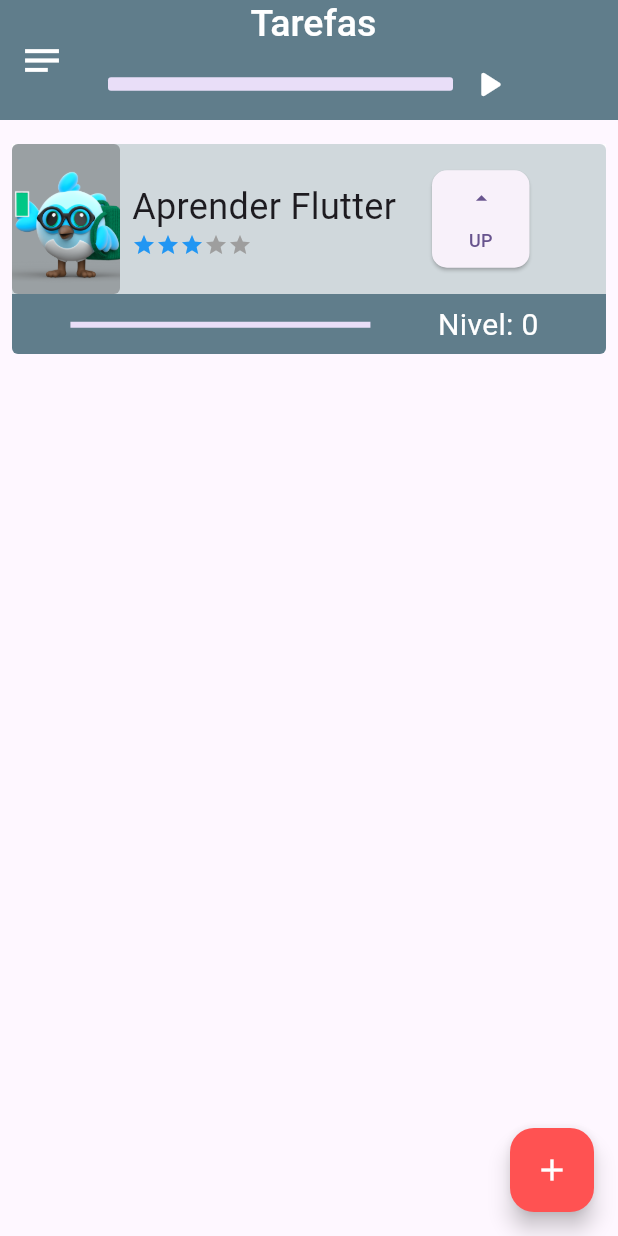
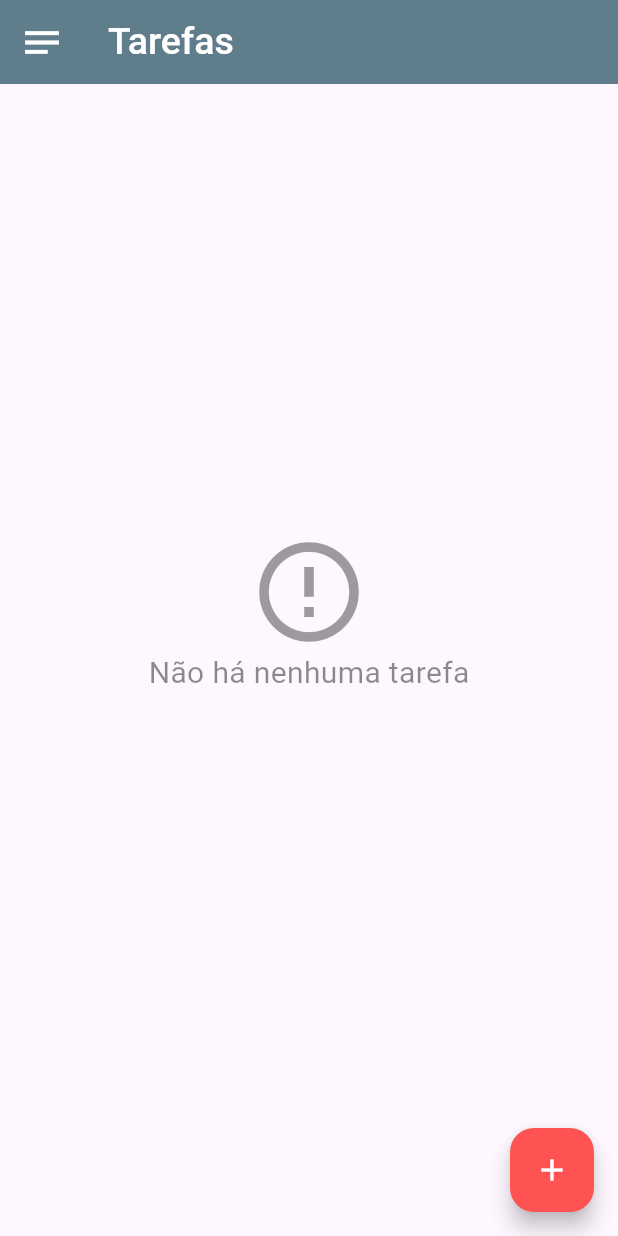
Before and after one commit to VitoorMF/flutter_alura_todolist, a Flutter app: the screen it shows after launch, on a phone screen of 412 x 824 dp. Run offline on Flutter 3.47's test engine with Material 2 defaults, Android fonts, the phone set to English and light mode, and no system bars; our stand-ins replace sqflite; accounts and stored records are empty.

```diff
--- a/lib/components/difficulty.dart
+++ b/lib/components/difficulty.dart
@@ -7,6 +7,8 @@ class Difficulty extends StatelessWidget {
   const Difficulty({
     super.key, required this.difficultyLevel,
   });
+
+
 
 
   @override
--- a/lib/components/task.dart
+++ b/lib/components/task.dart
@@ -1,4 +1,5 @@
 import 'package:flutter/material.dart';
+import 'package:flutter_alura/data/task_dao.dart';
 
 import 'difficulty.dart';
 
@@ -6,15 +7,17 @@ class Task extends StatefulWidget {
   final String nome;
   final String image;
   final int difficulty;
-  int maestria = 0;
 
-  Task({
-    this.maestria = 0,
-    required this.nome,
-    required this.image,
-    required this.difficulty,
-    Key? key,
-  }) : super(key: key);
+  Task(
+    this.nome,
+    this.image,
+    this.difficulty,
+    this.nivel,
+    {super.key});
+
+  Task getTask() {
+    return Task(nome, image, difficulty, nivel);
+  }
 
   int constantNivel = 0;
   bool levelMax = false;
@@ -114,10 +117,34 @@ class _TaskState extends State<Task> {
                       height: 65,
                       width: 65,
                       child: ElevatedButton(
+                          onLongPress: () async {
+                            showDialog<String>(
+                              context: context,
+                              builder: (BuildContext context) => AlertDialog(
+                                title: const Text('Excluir Tarefa?'),
+                                actions: <Widget>[
+                                  TextButton(
+                                    onPressed: () =>
+                                        Navigator.pop(context, 'Não'),
+                                    child: const Text('Cancelar'),
+                                  ),
+                                  TextButton(
+                                    onPressed: () async {
+                                      await TaskDao().delete(widget.nome);
+                                      setState(() {});
+                                      Navigator.pop(context, 'Sim');
+                                    },
+                                    child: const Text('OK'),
+                                  ),
+                                ],
+                              ),
+                            );
+                          },
                           onPressed: () {
                             setState(() {
                               widget.nivel++;
                               widget.constantNivel++;
+                              TaskDao().updateLevel(widget.getTask());
                               if (widget.nivel == widget.difficulty * 10) {
                                 widget.nivel = 0;
                               } else if (widget.constantNivel >=
--- /dev/null
+++ b/lib/data/task_dao.dart
@@ -0,0 +1,120 @@
+import 'package:flutter_alura/data/database.dart';
+import 'package:sqflite/sqflite.dart';
+
+import '../components/task.dart';
+
+class TaskDao {
+  static const String tableSql = 'CREATE TABLE $_tableName('
+      '$_name TEXT, '
+      '$_difficulty INTEGER, '
+      '$_image TEXT, '
+      '$_nivel INTEGER)';
+
+  static const String _tableName = 'taskTable';
+  static const String _name = 'name';
+  static const String _difficulty = 'difficulty';
+  static const String _image = 'image';
+  static const String _nivel = 'nivel';
+
+
+  save(Task tarefa) async {
+    print('iniciando o save: ');
+    final Database bancoDeDados = await getDatabase();
+    final List<Map<String, dynamic>> result =
+        await bancoDeDados.query(_tableName);
+    var isExistent = await find(tarefa.nome);
+    Map<String, dynamic> taskMap = toMap(tarefa);
+    if (isExistent.isEmpty) {
+      print('a tarefa não existia.');
+      return await bancoDeDados.insert(_tableName, taskMap);
+    } else {
+      taskMap = toMap(tarefa);
+      print('Atualizar task');
+      return await bancoDeDados.update(_tableName, taskMap,
+          where: '$_name = ?', whereArgs: [tarefa.nome]);
+    }
+  }
+
+  Map<String, dynamic> toMap(Task tarefa) {
+    print('convertendo tarefa em map: ');
+    final Map<String, dynamic> mapaDeTarefas = Map();
+    mapaDeTarefas[_name] = tarefa.nome;
+    mapaDeTarefas[_difficulty] = tarefa.difficulty;
+    mapaDeTarefas[_image] = tarefa.image;
+    mapaDeTarefas[_nivel] = tarefa.nivel;
+    print('Mapa de tarefas: $mapaDeTarefas');
+    return mapaDeTarefas;
+  }
+
+  Future<List<Task>> findAll() async {
+    print('acessando o findAll: ');
+    final Database bancoDeDados = await getDatabase();
+    final List<Map<String, dynamic>> result =
+        await bancoDeDados.query(_tableName);
+    print('procurando dados no banco de dados... encontrado $result');
+    return toList(result);
+  }
+
+  List<Task> toList(List<Map<String, dynamic>> mapaDeTarefas) {
+    print('convertendo toList: ');
+
+    final List<Task> tarefas = [];
+
+    for (Map<String, dynamic> linha in mapaDeTarefas) {
+      final Task tarefa = Task(
+          linha[_name],
+          linha[_image],
+          linha[_difficulty],
+          linha[_nivel],);
+      tarefas.add(tarefa);
+    }
+    print('lista de tarefas: $tarefas');
+    return tarefas;
+  }
+
+  getLevel() async{
+    final Database bancoDeDados = await getDatabase();
+    print('NIVEL: $_nivel');
+    return _nivel;
+  }
+  getDifficulty() async{
+    final Database bancoDeDados = await getDatabase();
+    return _difficulty;
+  }
+
+  updateLevel(Task tarefa) async {
+    print('update');
+    final Database bancoDeDados = await getDatabase();
+    var itemExists = await find(tarefa.nome);
+    Map<String, dynamic> taskMap = toMap(tarefa);
+
+    print('Atualizar tarefa');
+    return await bancoDeDados.update(_tableName, taskMap,
+        where: '$_name = ?', whereArgs: [tarefa.nome]);
+  }
+
+
+  Future<List<Task>> find(String nomeDaTarefa) async {
+    print('acessando o find: ');
+    final Database bancoDeDados = await getDatabase();
+    final List<Map<String, dynamic>> result = await bancoDeDados.query(
+      _tableName,
+      where: '$_name = ?',
+      whereArgs: [nomeDaTarefa],
+    );
+    print('tarefa encontrada: ${toList(result)}');
+    return toList(result);
+  }
+
+  delete(String nomeDaTarefa) async {
+    print('deletando tarefa: ');
+    final Database bancoDeDados = await getDatabase();
+    bancoDeDados.delete(_tableName, where: '$_name = ?', whereArgs: [nomeDaTarefa]);
+  }
+
+  deleteTudo() async {
+    print('deletando tarefas: ');
+    final Database bancoDeDados = await getDatabase();
+    bancoDeDados.delete(_tableName);
+  }
+}
--- a/lib/data/task_inherited.dart
+++ b/lib/data/task_inherited.dart
@@ -10,11 +10,11 @@ class TaskInherited extends InheritedWidget {
 
 
   final List<Task> taskList = [
-     Task(nome: 'Aprender Flutter', image: 'assets/images/flutter.png', difficulty: 3),
+     Task( 'Aprender Flutter', 'assets/images/flutter.png', 3, 0,),
   ];
 
-  void newTask(String name, String image, int difficulty) {
-    taskList.add(Task(nome: name, image: image,difficulty: difficulty));
+  void newTask(String name, String image, int difficulty, int constantNivel, int nivel) {
+    taskList.add(Task( name,  image, difficulty, nivel,));
   }
 
   static TaskInherited of(BuildContext context) {
--- a/lib/screens/initial_screen.dart
+++ b/lib/screens/initial_screen.dart
@@ -1,4 +1,5 @@
 import 'package:flutter/material.dart';
+import 'package:flutter_alura/data/task_dao.dart';
 import 'package:flutter_alura/data/task_inherited.dart';
 import 'package:flutter_alura/screens/form_screen.dart';
 
@@ -10,89 +11,106 @@ class InitialScreen extends StatefulWidget {
   @override
   State<InitialScreen> createState() => _InitialScreenState();
 }
-
+double level = TaskDao().getLevel();
 double levelGlobal = 0;
 
 class _InitialScreenState extends State<InitialScreen> {
-  void calculateLevelGlobal() {
-    double level = 0;
-    for (Task task in TaskInherited.of(context).taskList) {
-      level += task.constantNivel / 10 * task.difficulty;
-    }
-    levelGlobal = level;
+
+
+
+  Future refresh() async{
+    setState(() {});
   }
 
   @override
   Widget build(BuildContext context) {
     return Scaffold(
       appBar: AppBar(
-        toolbarHeight: 80,
-        leading: const Icon(Icons.notes, color: Colors.white, size: 30),
+        leading:  Icon(Icons.notes, color: Colors.white, size: 30),
         backgroundColor: Colors.blueGrey,
-        title: Column(
-          crossAxisAlignment: CrossAxisAlignment.center,
-          children: [
-            const Padding(
-              padding: EdgeInsets.only(right: 50.0),
-              child: Text('Tarefas',
+        title: Text('Tarefas',
             style: TextStyle(
                 color: Colors.white,
                 fontWeight: FontWeight.w500,
                 fontSize: 25)),
       ),
-            Row(
+      body: RefreshIndicator(
+        onRefresh: refresh,
+        child: Padding(
+          padding: EdgeInsets.only(top: 8, bottom: 70),
+          child: FutureBuilder<List<Task>>(
+              future: TaskDao().findAll(),
+              builder: (context, snapshot) {
+                List<Task>? items = snapshot.data;
+                switch (snapshot.connectionState) {
+                  case ConnectionState.none:
+                    return const Center(
+                      child: Column(children: [
+                        CircularProgressIndicator(),
+                        Text('Carregando')
+                      ]),
+                    );
+                    break;
+                  case ConnectionState.waiting:
+                    return const Center(
+                      child: Column(children: [
+                        CircularProgressIndicator(),
+                        Text('Carregando')
+                      ]),
+                    );
+                    break;
+                  case ConnectionState.active:
+                    return const Center(
+                      child: Column(children: [
+                        CircularProgressIndicator(),
+                        Text('Carregando')
+                      ]),
+                    );
+                    break;
+                  case ConnectionState.done:
+                    if (snapshot.hasData && items != null) {
+                      if (items.isNotEmpty) {
+                        return ListView.builder(
+                            itemCount: items.length,
+                            itemBuilder: (BuildContext context, int index) {
+                              final Task tarefa = items[index];
+                              return tarefa;
+                            });
+                      }
+                      return const Center(
+                        child: Column(
+                            mainAxisAlignment: MainAxisAlignment.center,
                             children: [
-                SizedBox(
-                    width: 230,
-                    height: 9,
-                    child: LinearProgressIndicator(
-                      borderRadius: const BorderRadius.all(Radius.circular(2)),
-                      color: Colors.blue,
-                      value: levelGlobal / 100,
-                    )),
-                IconButton(
-                    onPressed: () {
-                      showDialog<String>(
-                        context: context,
-                        builder: (BuildContext context) => AlertDialog(
-                          title: const Text('Nível do Usuário'),
-                          content: Text(
-                              'Usuário nível: ${levelGlobal.toStringAsFixed(2)}',
-                              style: const TextStyle(fontSize: 15)),
-                          actions: <Widget>[
-                            TextButton(
-                              onPressed: () => Navigator.pop(context, 'OK'),
-                              child: const Text('OK'),
+                              Icon(
+                                Icons.error_outline_sharp,
+                                size: 80,
+                                color: Colors.black38,
                               ),
-                          ],
-                        ),
+                              Text(
+                                'Não há nenhuma tarefa',
+                                style: TextStyle(
+                                    fontSize: 20, color: Colors.black45),
+                              )
+                            ]),
                       );
-                      setState(() {
-                        calculateLevelGlobal();
-                      });
-                    },
-                    icon: const Icon(
-                      Icons.play_arrow_rounded,
-                      color: Colors.white,
-                      size: 30,
-                    )),
-              ],
-            ),
-          ],
+                    }
+                    return Text(' Erro ao carregar tarefas ');
+                    break;
+                }
+                return Text('Erro desconhecido');
+              }),
         ),
       ),
-      body: ListView(
-        padding: const EdgeInsets.only(top: 8, bottom: 70),
-        children: TaskInherited.of(context).taskList,
-      ),
       floatingActionButton: FloatingActionButton(
-          onPressed: () {
-            Navigator.push(
+          onPressed: () async {
+          await Navigator.push(
               context,
               MaterialPageRoute(
                 builder: (contextNew) => FormScreen(
                   taskContext: context,
-                        )));
+                ),
+              ),
+            ).then((value) => setState(() => {}));
           },
           backgroundColor: Colors.redAccent,
           child: const Icon(
--- a/pubspec.yaml
+++ b/pubspec.yaml
@@ -32,9 +32,11 @@ dependencies:
     sdk: flutter
 
 
+
   # The following adds the Cupertino Icons font to your application.
   # Use with the CupertinoIcons class for iOS style icons.
   cupertino_icons: ^1.0.2
+  sqflite: ^2.3.0
 
 dev_dependencies:
   flutter_test:
```
Also changed, not shown: lib/data/database.dart (added, +13 -0 lines), lib/screens/form_screen.dart (+13 -6 lines), 1 other file. Lines whose indentation alone changed are shown as unchanged.
